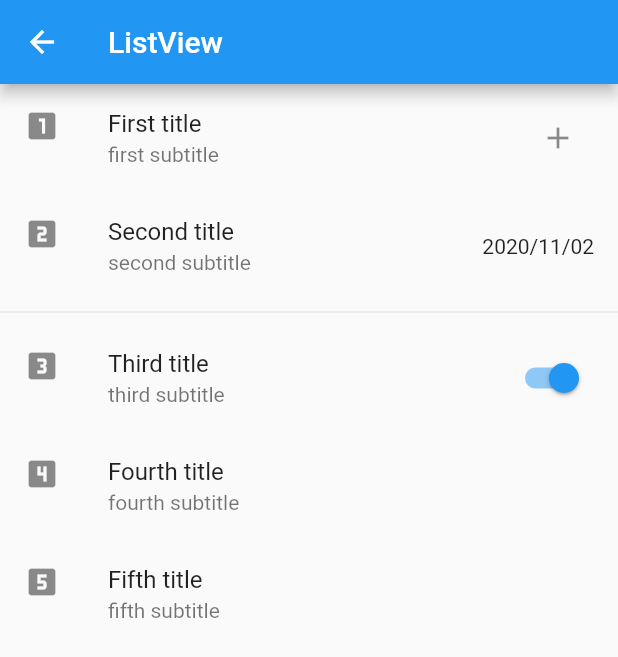
After one commit to Goolpe/flutter_simple, a Flutter app: the Lists screen opened directly, after a tap on "ListView", on a phone screen of 412 x 824 dp. The commit adds this screen. Shown: the top 657 px of the screen. Run offline on Flutter 3.47's test engine with Material 2 defaults, Android fonts, the phone set to English and light mode, and no system bars.

Commit message:
add list view builder

```diff
--- /dev/null
+++ b/lib/examples/lists/exampleListView.dart
@@ -0,0 +1,61 @@
+import 'package:flutter/material.dart';
+
+class ExampleListView extends StatelessWidget{
+
+  @override
+  Widget build(BuildContext context){
+    return Scaffold(
+      appBar: AppBar(
+        title: Text('ListView'),
+      ),
+      body: ListView(
+        children: <Widget>[
+          ListTile(
+            leading: Icon(Icons.looks_one),
+            title: Text('First title'),
+            subtitle: Text('first subtitle'),
+            trailing: IconButton(
+              icon: Icon(Icons.add),
+              onPressed: (){},),
+            onTap: (){},
+          ),
+          ListTile(
+            leading: Icon(Icons.looks_two),
+            title: Text('Second title'),
+            subtitle: Text('second subtitle'),
+            trailing: Text('2020/11/02'),
+            onTap: (){},
+          ),
+          Divider(),
+          ListTile(
+            leading: Icon(Icons.looks_3),
+            title: Text('Third title'),
+            subtitle: Text('third subtitle'),
+            trailing: Switch(
+              value: true,
+              onChanged: (bool value){
+                //for change data you need to create state
+                //setState((){
+                //  value1 = value;
+                //})
+                value = !value;
+              }),
+            onTap: (){},
+          ),
+          ListTile(
+            leading: Icon(Icons.looks_4),
+            title: Text('Fourth title'),
+            subtitle: Text('fourth subtitle'),
+            onTap: (){},
+          ),
+          ListTile(
+            leading: Icon(Icons.looks_5),
+            title: Text('Fifth title'),
+            subtitle: Text('fifth subtitle'),
+            onTap: (){},
+          )
+        ],
+      )
+    );
+  }
+}
--- /dev/null
+++ b/lib/examples/lists/exampleListViewBuilder.dart
@@ -0,0 +1,23 @@
+import 'package:flutter/material.dart';
+
+class ExampleListViewBuilder extends StatelessWidget{
+  // final List<String> items = ['First title', 'Second title','Third title', 'Fourth title','Fifth title'];
+  final items = List<String>.generate(100, (i) => "Title $i");
+
+  @override
+  Widget build(BuildContext context){
+    return Scaffold(
+      appBar: AppBar(
+        title: Text('ListView.builder'),
+      ),
+      body: ListView.builder(
+        itemCount: items.length,
+        itemBuilder: (context, index) {
+          return ListTile(
+            title: Text('${items[index]}'),
+          );
+        },
+      )
+    );
+  }
+}
--- /dev/null
+++ b/lib/examples/lists/index.dart
@@ -0,0 +1,33 @@
+import 'package:flutter/material.dart';
+import 'package:flutter_simple/examples/lists/exampleListView.dart';
+import 'package:flutter_simple/examples/lists/exampleListViewBuilder.dart';
+
+class Lists extends StatelessWidget{
+
+  @override
+  Widget build(BuildContext context){
+      return Scaffold(
+        appBar: AppBar(
+          title: Text('Flutter lists'),
+        ),
+        body: ListView(
+          children: <Widget>[
+            ListTile(
+              leading: Icon(Icons.view_list),
+              title: Text('ListView'),
+              onTap: (){
+                Navigator.push(context, MaterialPageRoute(builder: (context) => ExampleListView()));
+              },
+            ),
+            ListTile(
+              leading: Icon(Icons.view_list),
+              title: Text('ListView.builder'),
+              onTap: (){
+                Navigator.push(context, MaterialPageRoute(builder: (context) => ExampleListViewBuilder()));
+              },
+            ),
+          ],
+        )
+    );
+  }
+}
```
Also changed, not shown: lib/examples/home.dart (+10 -2 lines), lib/examples/navigation/index.dart (renamed from lib/examples/navigation/navigation.dart), 1 other file.
